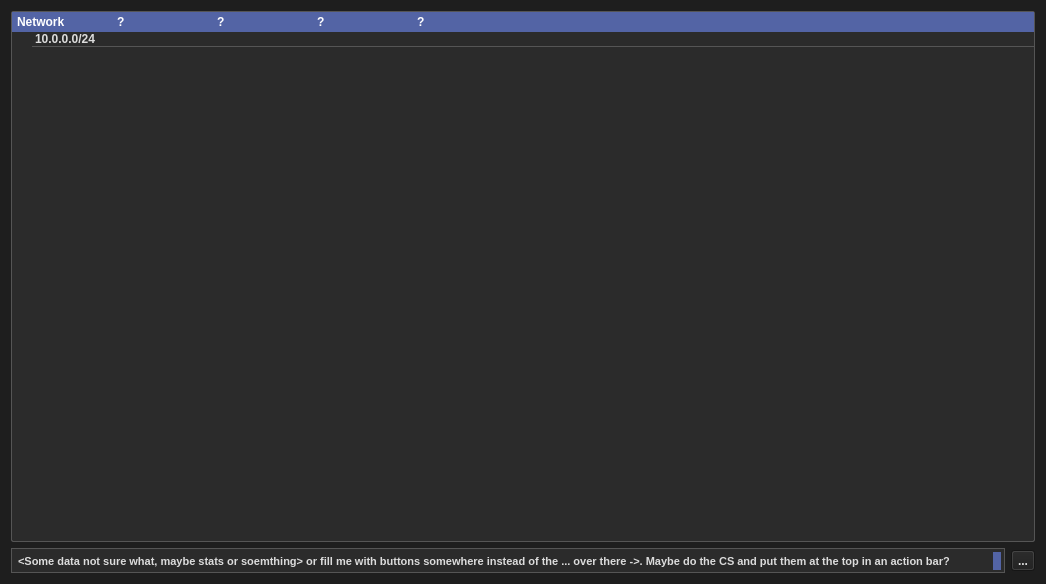
Before: the Qt Designer form GUI/whispernet_gui/QtComponents/SimpleC2/c2_layout_widgets.ui in ryanq47/WhisperNet, drawn with Qt 5.
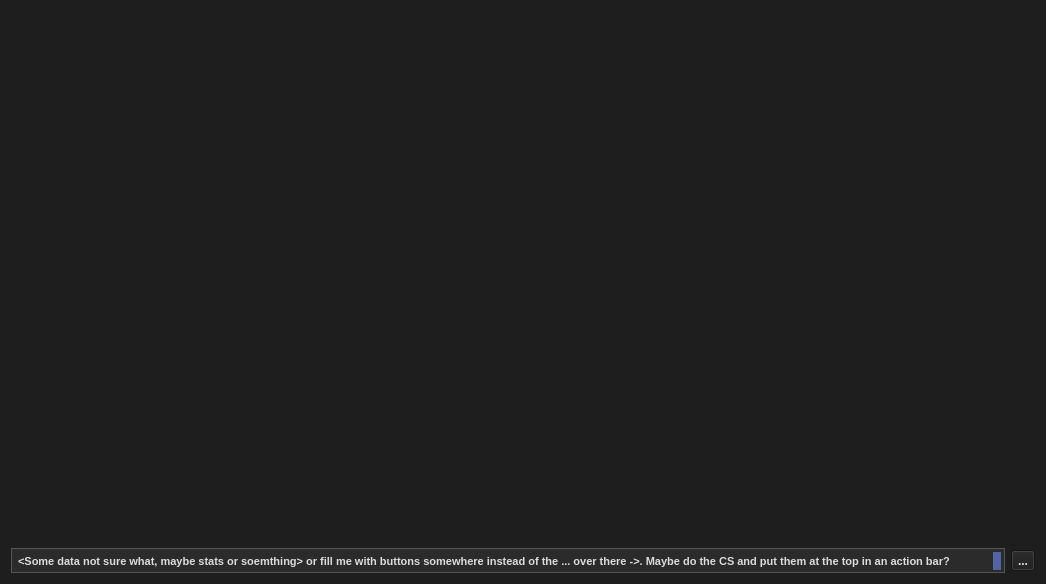
After: the same form once the commit is applied. Icons and pictures are not drawn.

Patch:
```diff
--- a/GUI/whispernet_gui/QtComponents/SimpleC2/c2_layout_widgets.ui
+++ b/GUI/whispernet_gui/QtComponents/SimpleC2/c2_layout_widgets.ui
@@ -207,64 +207,10 @@
     </widget>
    </item>
    <item row="0" column="0" colspan="2">
-    <widget class="QTreeWidget" name="client_tree_widget">
+    <widget class="QTreeView" name="client_tree_widget">
      <property name="styleSheet">
       <string notr="true">border-radius: 2px;</string>
      </property>
-     <column>
-      <property name="text">
-       <string>Network</string>
-      </property>
-     </column>
-     <column>
-      <property name="text">
-       <string>?</string>
-      </property>
-     </column>
-     <column>
-      <property name="text">
-       <string>?</string>
-      </property>
-     </column>
-     <column>
-      <property name="text">
-       <string>?</string>
-      </property>
-     </column>
-     <column>
-      <property name="text">
-       <string>?</string>
-      </property>
-     </column>
-     <item>
-      <property name="text">
-       <string>10.0.0.0/24</string>
-      </property>
-      <item>
-       <property name="text">
-        <string>10.0.0.4</string>
-       </property>
-       <property name="text">
-        <string/>
-       </property>
-      </item>
-      <item>
-       <property name="text">
-        <string>10.0.0.2</string>
-       </property>
-       <property name="text">
-        <string/>
-       </property>
-      </item>
-      <item>
-       <property name="text">
-        <string>10.0.0.10</string>
-       </property>
-       <property name="text">
-        <string/>
-       </property>
-      </item>
-     </item>
     </widget>
    </item>
   </layout>
```
Left out of the diff: 9 changed lines with no effect on the pictures.
